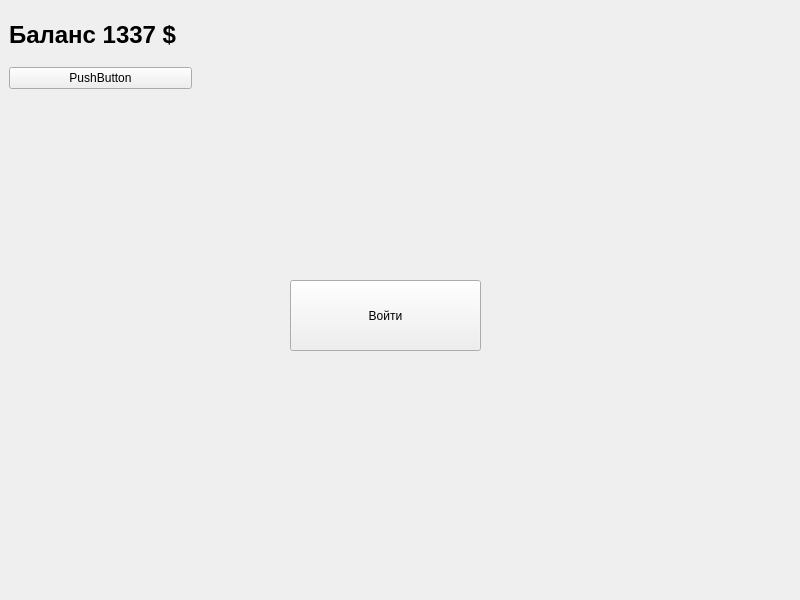
Old version of the form Client/src/untitled.ui in the repository de-Beast/OnlineCasino.
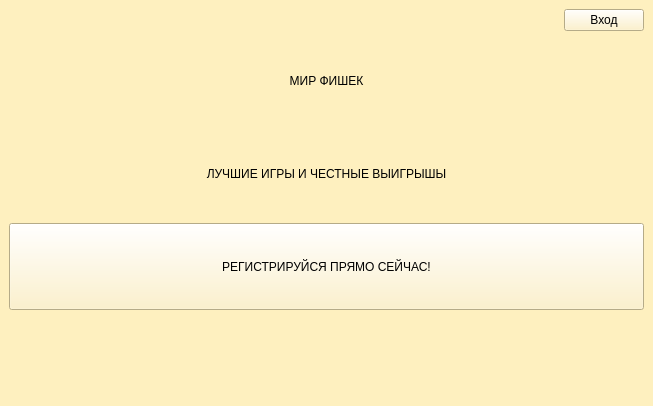
New version of the form.

```diff
--- a/Client/src/untitled.ui
+++ b/Client/src/untitled.ui
@@ -6,56 +6,102 @@
    <rect>
     <x>0</x>
     <y>0</y>
-    <width>800</width>
-    <height>600</height>
+    <width>653</width>
+    <height>406</height>
    </rect>
   </property>
   <property name="windowTitle">
    <string>MainWindow</string>
   </property>
+  <property name="layoutDirection">
+   <enum>Qt::RightToLeft</enum>
+  </property>
+  <property name="autoFillBackground">
+   <bool>false</bool>
+  </property>
+  <property name="styleSheet">
+   <string notr="true">background: rgb(254, 240, 191)</string>
+  </property>
   <widget class="QWidget" name="centralwidget">
    <property name="autoFillBackground">
     <bool>false</bool>
    </property>
-   <widget class="QWidget" name="widget" native="true">
-    <property name="geometry">
-     <rect>
-      <x>9</x>
-      <y>9</y>
-      <width>183</width>
-      <height>80</height>
-     </rect>
-    </property>
-    <layout class="QVBoxLayout" name="verticalLayout">
-     <item>
-      <widget class="QLabel" name="balanceLabel">
-       <property name="text">
-        <string>&lt;html&gt;&lt;head/&gt;&lt;body&gt;&lt;p&gt;&lt;span style=&quot; font-size:18pt; font-weight:700;&quot;&gt;Баланс 1337 $&lt;/span&gt;&lt;/p&gt;&lt;/body&gt;&lt;/html&gt;</string>
-       </property>
-      </widget>
-     </item>
-     <item>
-      <widget class="QPushButton" name="pushButton">
-       <property name="text">
-        <string>PushButton</string>
-       </property>
-      </widget>
-     </item>
-    </layout>
-   </widget>
-   <widget class="QPushButton" name="enterButton">
-    <property name="geometry">
-     <rect>
-      <x>290</x>
-      <y>280</y>
-      <width>191</width>
-      <height>71</height>
-     </rect>
-    </property>
-    <property name="text">
-     <string>Войти</string>
-    </property>
-   </widget>
+   <layout class="QVBoxLayout" name="verticalLayout">
+    <item>
+     <widget class="QPushButton" name="pushButton">
+      <property name="sizePolicy">
+       <sizepolicy hsizetype="Maximum" vsizetype="Fixed">
+        <horstretch>0</horstretch>
+        <verstretch>0</verstretch>
+       </sizepolicy>
+      </property>
+      <property name="text">
+       <string>Вход</string>
+      </property>
+     </widget>
+    </item>
+    <item>
+     <widget class="QLabel" name="label">
+      <property name="sizePolicy">
+       <sizepolicy hsizetype="Preferred" vsizetype="Expanding">
+        <horstretch>0</horstretch>
+        <verstretch>0</verstretch>
+       </sizepolicy>
+      </property>
+      <property name="text">
+       <string>МИР ФИШЕК</string>
+      </property>
+      <property name="alignment">
+       <set>Qt::AlignCenter</set>
+      </property>
+     </widget>
+    </item>
+    <item>
+     <widget class="QLabel" name="label_2">
+      <property name="sizePolicy">
+       <sizepolicy hsizetype="Preferred" vsizetype="Expanding">
+        <horstretch>0</horstretch>
+        <verstretch>0</verstretch>
+       </sizepolicy>
+      </property>
+      <property name="autoFillBackground">
+       <bool>false</bool>
+      </property>
+      <property name="text">
+       <string>ЛУЧШИЕ ИГРЫ И ЧЕСТНЫЕ ВЫИГРЫШЫ</string>
+      </property>
+      <property name="alignment">
+       <set>Qt::AlignCenter</set>
+      </property>
+     </widget>
+    </item>
+    <item>
+     <widget class="QPushButton" name="pushButton_2">
+      <property name="sizePolicy">
+       <sizepolicy hsizetype="Minimum" vsizetype="Expanding">
+        <horstretch>0</horstretch>
+        <verstretch>0</verstretch>
+       </sizepolicy>
+      </property>
+      <property name="text">
+       <string>РЕГИСТРИРУЙСЯ ПРЯМО СЕЙЧАС!</string>
+      </property>
+     </widget>
+    </item>
+    <item>
+     <spacer name="verticalSpacer">
+      <property name="orientation">
+       <enum>Qt::Vertical</enum>
+      </property>
+      <property name="sizeHint" stdset="0">
+       <size>
+        <width>20</width>
+        <height>40</height>
+       </size>
+      </property>
+     </spacer>
+    </item>
+   </layout>
   </widget>
  </widget>
  <resources/>
```
